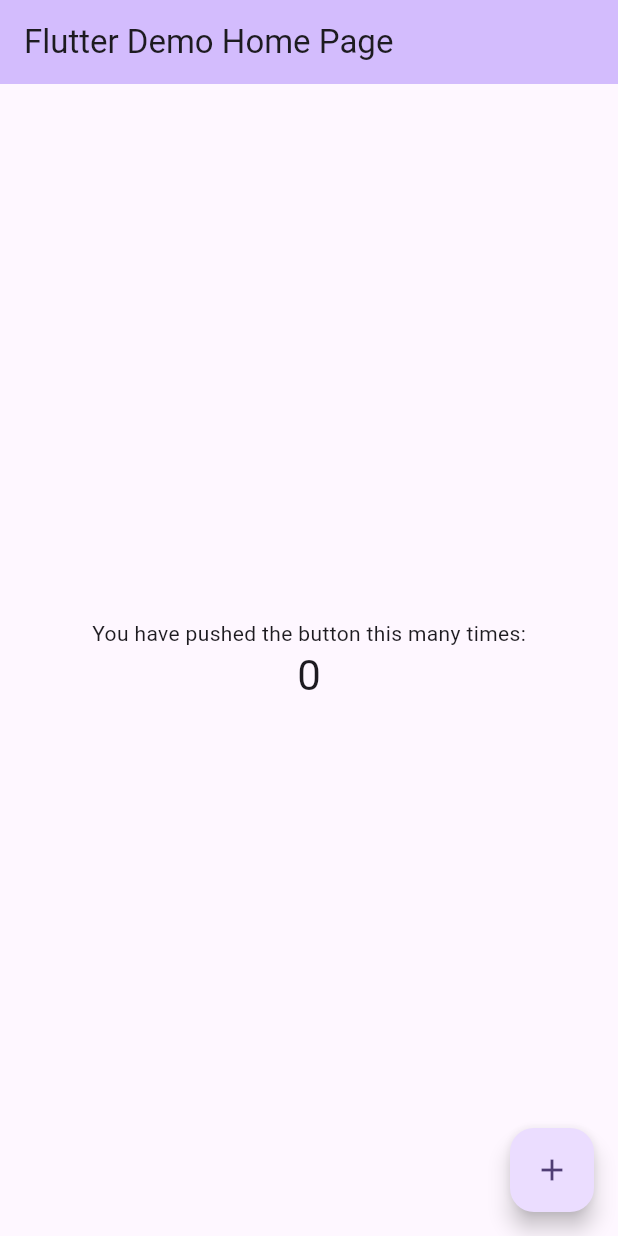
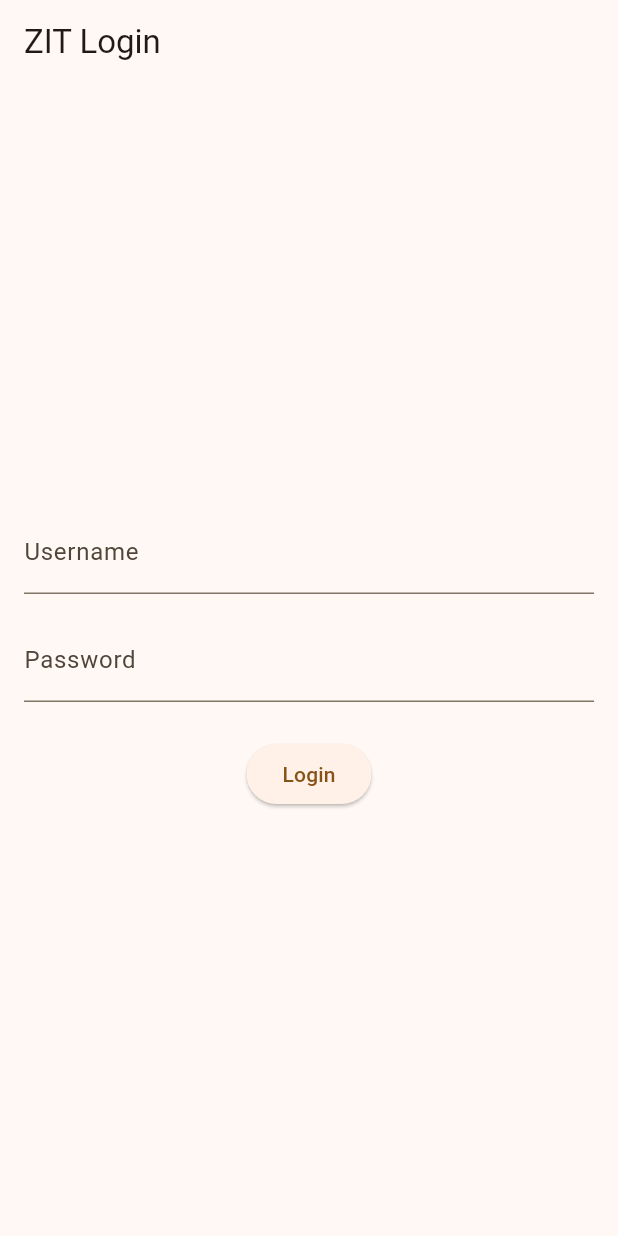
Before and after one commit to dcsndevs/zit-project, a Flutter app: the screen it shows after launch, on a phone screen of 412 x 824 dp. Run offline on Flutter 3.47's test engine with Material 3 defaults, Android fonts, the phone set to English and light mode, and no system bars; our stand-ins replace shared_preferences.

Commit message:
Wired basic screens

```diff
--- a/zit_frontend/lib/main.dart
+++ b/zit_frontend/lib/main.dart
@@ -1,122 +1,22 @@
 import 'package:flutter/material.dart';
+import 'screens/login_screen.dart';
 
 void main() {
-  runApp(const MyApp());
+  runApp(const ZitApp());
 }
 
-class MyApp extends StatelessWidget {
-  const MyApp({super.key});
+class ZitApp extends StatelessWidget {
+  const ZitApp({super.key});
 
-  // This widget is the root of your application.
   @override
   Widget build(BuildContext context) {
     return MaterialApp(
-      title: 'Flutter Demo',
+      title: 'ZIT',
       theme: ThemeData(
-        // This is the theme of your application.
-        //
-        // TRY THIS: Try running your application with "flutter run". You'll see
-        // the application has a purple toolbar. Then, without quitting the app,
-        // try changing the seedColor in the colorScheme below to Colors.green
-        // and then invoke "hot reload" (save your changes or press the "hot
-        // reload" button in a Flutter-supported IDE, or press "r" if you used
-        // the command line to start the app).
-        //
-        // Notice that the counter didn't reset back to zero; the application
-        // state is not lost during the reload. To reset the state, use hot
-        // restart instead.
-        //
-        // This works for code too, not just values: Most code changes can be
-        // tested with just a hot reload.
-        colorScheme: ColorScheme.fromSeed(seedColor: Colors.deepPurple),
+        colorSchemeSeed: Colors.orange,
+        useMaterial3: true,
       ),
-      home: const MyHomePage(title: 'Flutter Demo Home Page'),
+      home: const LoginScreen(),
     );
   }
 }
-
-class MyHomePage extends StatefulWidget {
-  const MyHomePage({super.key, required this.title});
-
-  // This widget is the home page of your application. It is stateful, meaning
-  // that it has a State object (defined below) that contains fields that affect
-  // how it looks.
-
-  // This class is the configuration for the state. It holds the values (in this
-  // case the title) provided by the parent (in this case the App widget) and
-  // used by the build method of the State. Fields in a Widget subclass are
-  // always marked "final".
-
-  final String title;
-
-  @override
-  State<MyHomePage> createState() => _MyHomePageState();
-}
-
-class _MyHomePageState extends State<MyHomePage> {
-  int _counter = 0;
-
-  void _incrementCounter() {
-    setState(() {
-      // This call to setState tells the Flutter framework that something has
-      // changed in this State, which causes it to rerun the build method below
-      // so that the display can reflect the updated values. If we changed
-      // _counter without calling setState(), then the build method would not be
-      // called again, and so nothing would appear to happen.
-      _counter++;
-    });
-  }
-
-  @override
-  Widget build(BuildContext context) {
-    // This method is rerun every time setState is called, for instance as done
-    // by the _incrementCounter method above.
-    //
-    // The Flutter framework has been optimized to make rerunning build methods
-    // fast, so that you can just rebuild anything that needs updating rather
-    // than having to individually change instances of widgets.
-    return Scaffold(
-      appBar: AppBar(
-        // TRY THIS: Try changing the color here to a specific color (to
-        // Colors.amber, perhaps?) and trigger a hot reload to see the AppBar
-        // change color while the other colors stay the same.
-        backgroundColor: Theme.of(context).colorScheme.inversePrimary,
-        // Here we take the value from the MyHomePage object that was created by
-        // the App.build method, and use it to set our appbar title.
-        title: Text(widget.title),
-      ),
-      body: Center(
-        // Center is a layout widget. It takes a single child and positions it
-        // in the middle of the parent.
-        child: Column(
-          // Column is also a layout widget. It takes a list of children and
-          // arranges them vertically. By default, it sizes itself to fit its
-          // children horizontally, and tries to be as tall as its parent.
-          //
-          // Column has various properties to control how it sizes itself and
-          // how it positions its children. Here we use mainAxisAlignment to
-          // center the children vertically; the main axis here is the vertical
-          // axis because Columns are vertical (the cross axis would be
-          // horizontal).
-          //
-          // TRY THIS: Invoke "debug painting" (choose the "Toggle Debug Paint"
-          // action in the IDE, or press "p" in the console), to see the
-          // wireframe for each widget.
-          mainAxisAlignment: MainAxisAlignment.center,
-          children: <Widget>[
-            const Text('You have pushed the button this many times:'),
-            Text(
-              '$_counter',
-              style: Theme.of(context).textTheme.headlineMedium,
-            ),
-          ],
-        ),
-      ),
-      floatingActionButton: FloatingActionButton(
-        onPressed: _incrementCounter,
-        tooltip: 'Increment',
-        child: const Icon(Icons.add),
-      ), // This trailing comma makes auto-formatting nicer for build methods.
-    );
-  }
-}
--- /dev/null
+++ b/zit_frontend/lib/screens/login_screen.dart
@@ -0,0 +1,69 @@
+import 'package:flutter/material.dart';
+import '../services/api_service.dart';
+import 'product_list_screen.dart';
+
+class LoginScreen extends StatefulWidget {
+  const LoginScreen({super.key});
+
+  @override
+  State<LoginScreen> createState() => _LoginScreenState();
+}
+
+class _LoginScreenState extends State<LoginScreen> {
+  final _usernameController = TextEditingController();
+  final _passwordController = TextEditingController();
+  final _apiService = ApiService();
+  bool _isLoading = false;
+
+  void _login() async {
+    setState(() => _isLoading = true);
+    final success = await _apiService.login(
+      _usernameController.text,
+      _passwordController.text,
+    );
+    setState(() => _isLoading = false);
+
+    if (success && mounted) {
+      Navigator.pushReplacement(
+        context,
+        MaterialPageRoute(builder: (_) => const ProductListScreen()),
+      );
+    } else {
+      ScaffoldMessenger.of(context).showSnackBar(
+        const SnackBar(content: Text('Login failed')),
+      );
+    }
+  }
+
+  @override
+  Widget build(BuildContext context) {
+    return Scaffold(
+      appBar: AppBar(title: const Text('ZIT Login')),
+      body: Padding(
+        padding: const EdgeInsets.all(16.0),
+        child: Column(
+          mainAxisAlignment: MainAxisAlignment.center,
+          children: [
+            TextField(
+              controller: _usernameController,
+              decoration: const InputDecoration(labelText: 'Username'),
+            ),
+            const SizedBox(height: 16),
+            TextField(
+              controller: _passwordController,
+              decoration: const InputDecoration(labelText: 'Password'),
+              obscureText: true,
+            ),
+            const SizedBox(height: 24),
+            _isLoading
+                ? const CircularProgressIndicator()
+                : ElevatedButton(
+                    onPressed: _login,
+                    child: const Text('Login'),
+                  ),
+          ],
+        ),
+      ),
+    );
+  }
+}
```
Also changed, not shown: zit_frontend/lib/screens/product_list_screen.dart (added, +56 -0 lines).
